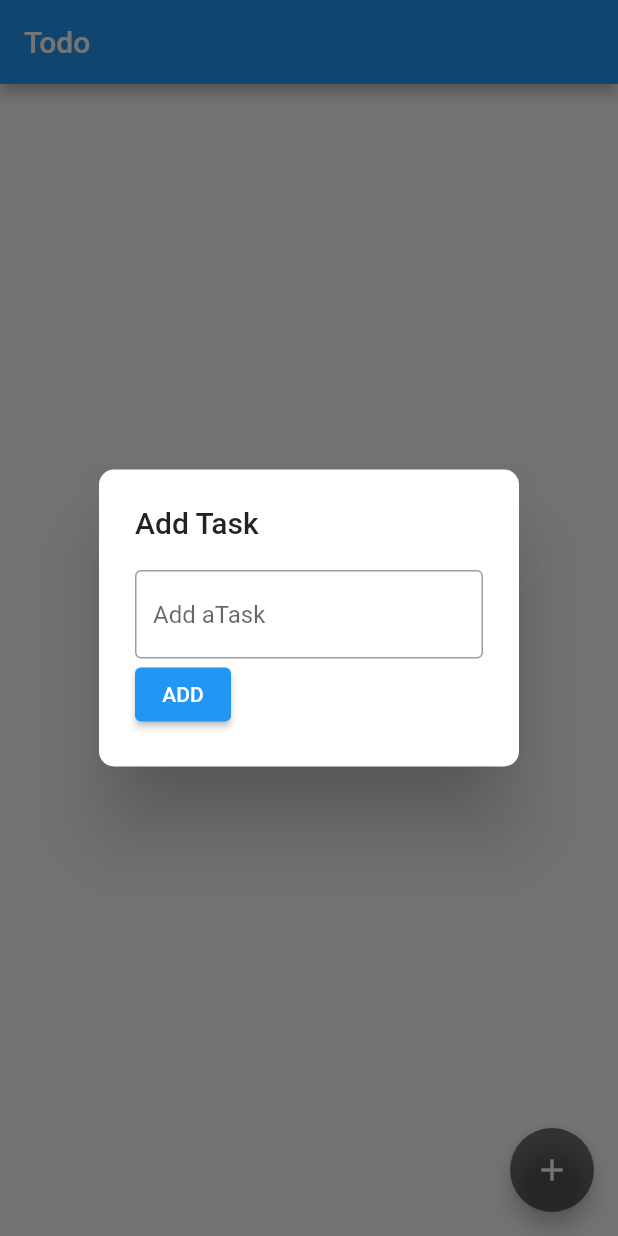
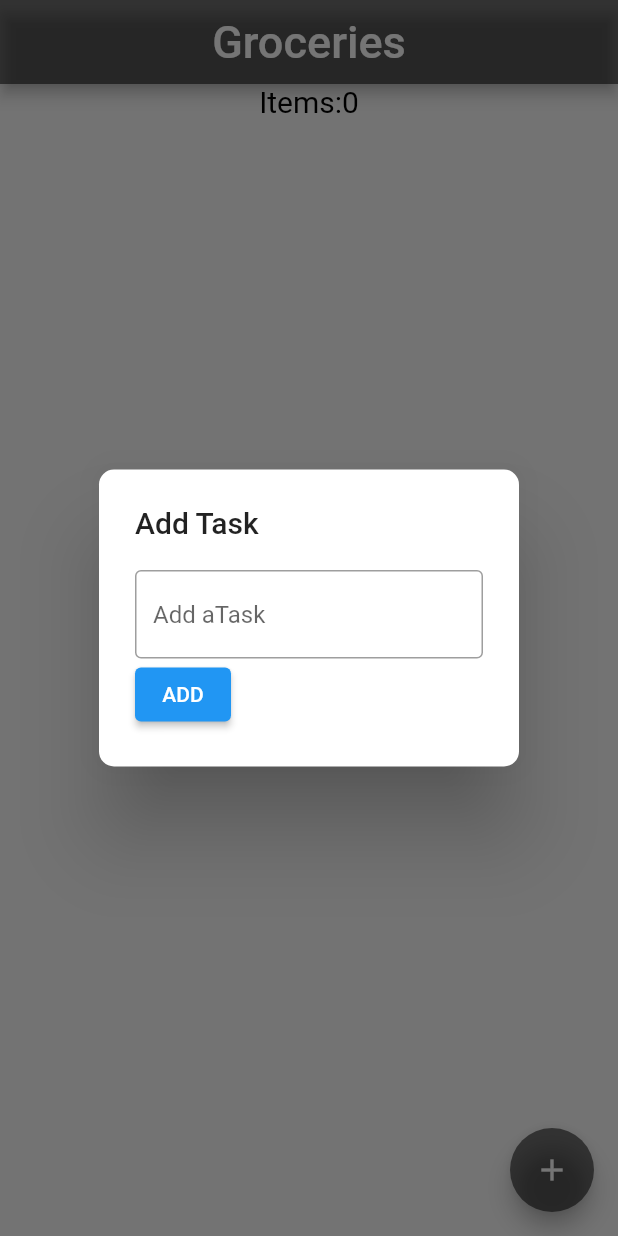
Before and after one commit to JinuPrem/provider_todo_task3, a Flutter app: the screen it shows after launch, after a tap on the "add" icon, on a phone screen of 412 x 824 dp. Run offline on Flutter 3.47's test engine with Material 2 defaults, Android fonts, the phone set to English and light mode, and no system bars.

Commit message:
second commit

```diff
--- a/lib/homepage.dart
+++ b/lib/homepage.dart
@@ -1,7 +1,7 @@
 import 'package:flutter/material.dart';
 import 'package:provider/provider.dart';
 import 'package:provider_todo_task3/provider/provider_class.dart';
-import 'package:provider_todo_task3/task_modelclass.dart';
+
 class HomePage extends StatefulWidget {
   const HomePage({Key? key}) : super(key: key);
 
@@ -10,101 +10,106 @@ class HomePage extends StatefulWidget {
 }
 
 class _HomePageState extends State<HomePage> {
+  TextEditingController taskController = TextEditingController();
 
   @override
   Widget build(BuildContext context) {
-    TextEditingController taskController = TextEditingController();
     final object = Provider.of<Provider_class>(context);
-    void showalertdialog(){
+    return Scaffold(
+      appBar: AppBar(
+        backgroundColor: Colors.black54,
+        title: const Text(
+          'Groceries',
+          style: TextStyle(fontSize: 30),
+        ),
+        centerTitle: true,
+      ),
+      floatingActionButton: FloatingActionButton(
+        onPressed: () {
           showDialog(
-          context: context, builder: (context)=>AlertDialog(
+              context: context,
+              builder: (context) => AlertDialog(
                     shape: RoundedRectangleBorder(
-            borderRadius: BorderRadius.circular(10)
-        ),
-        title: Text('Add Task'),
+                        borderRadius: BorderRadius.circular(10)),
+                    title: const Text('Add Task'),
                     content: Column(
                       mainAxisSize: MainAxisSize.min,
                       children: [
                         TextField(
                           controller: taskController,
                           keyboardType: TextInputType.text,
-              decoration: InputDecoration(
+                          decoration: const InputDecoration(
                               border: OutlineInputBorder(),
-                hintText: 'Add aTask'
-              ),
+                              hintText: 'Add aTask'),
                         ),
                         Row(
                           children: [
-                ElevatedButton(onPressed: (){
+                            ElevatedButton(
+                                onPressed: () {
+                                  if (taskController.text == '') {
+                                    final snackBar = SnackBar(
+                                      content: const Text('Enter a text'),
+                                      action: SnackBarAction(
+                                          label: 'Dismiss', onPressed: () {}),
+                                    );
+                                    ScaffoldMessenger.of(context)
+                                        .showSnackBar(snackBar);
+                                  } else {
                                     object.addTodo(taskController.text);
-                }, child: Text('ADD'))
+                                    Navigator.of(context).pop();
+                                    taskController.clear();
+                                  }
+                                },
+                                child: const Text('ADD'))
                           ],
                         )
                       ],
                     ),
                   ));
-    }
-    return Scaffold(
-      appBar: AppBar(
-        title: Text('Todo'),
-      ),
-      floatingActionButton: FloatingActionButton(
-        onPressed: (){
-          showDialog(
-              context: context, builder: (context)=>AlertDialog(
-            shape: RoundedRectangleBorder(
-                borderRadius: BorderRadius.circular(10)
-            ),
-            title: Text('Add Task'),
-            content: Column(
-              mainAxisSize: MainAxisSize.min,
-              children: [
-                TextField(
-                  controller: taskController,
-                  keyboardType: TextInputType.text,
-                  decoration: InputDecoration(
-                      border: OutlineInputBorder(),
-                      hintText: 'Add aTask'
+        },
+        backgroundColor: Colors.black54,
+        child: const Icon(
+          Icons.add,
+          color: Colors.white,
         ),
       ),
-                Row(
+      body: Column(
         children: [
-                    ElevatedButton(onPressed: (){
-                      object.addTodo(taskController.text);
-                    }, child: Text('ADD'))
+          Text(
+            'Items:${object.favoriteTask.length}',
+            style: const TextStyle(color: Colors.black, fontSize: 20),
+          ),
+          Expanded(
+            child: ListView.builder(
+                shrinkWrap: false,
+                itemCount: object.favoriteTask.length,
+                itemBuilder: (BuildContext context, int index) {
+                  return ListTile(
+                    title: Text(object.favoriteTask[index].items),
+                    trailing: SizedBox(
+                        width: 100,
+                        child: Row(
+                          children: [
+                            Checkbox(
+                              value: object.favoriteTask[index].isCompleted,
+                              onChanged: (_) {
+                                object
+                                    .checkComplete(object.favoriteTask[index]);
+                              },
+                            ),
+                            IconButton(
+                                onPressed: () {
+                                  object.removeToDo(object.favoriteTask[index]);
+                                },
+                                icon: const Icon(
+                                  Icons.delete,
+                                ))
                           ],
-                )
-              ],
-            ),
-          ));
-
-         // showalertdialog();
-        },
-      child: Icon(Icons.add,
-      color: Colors.white,
-      ),
-        backgroundColor: Colors.black54,
-      ),
-      body: SingleChildScrollView(
-        child: ListView.builder(
-          shrinkWrap: true,
-          itemCount: object.favoriteTask.length,
-            itemBuilder: (BuildContext context, int index){
-              return Card(
-                child: Column(
-                  children: [
-                    ListTile(
-                      title: Text(object.favoriteTask[index].items),
-                      trailing: Row(
-                        children: [
-                          Icon(Icons.check_box)
-                        ],
-                      ),
-                    )
-                  ],
-                ),
+                        )),
                   );
                 }),
+          ),
+        ],
       ),
     );
   }
--- a/lib/provider/provider_class.dart
+++ b/lib/provider/provider_class.dart
@@ -11,15 +11,24 @@ class Provider_class extends ChangeNotifier{
 
 
   void addTodo (String items){
-    final favTaskList = _favTask.contains(items);
+    // final favTaskList = _favTask.contains(items);
  _favTask.add(TaskModelClass(items: items,isCompleted: false));
     notifyListeners();
 
   }
 
-  void removeToDo(String items){
-    final favTaskList=_favTask.contains(items);
-    _favTask.remove(TaskModelClass(items: items, isCompleted: false));
+  void removeToDo(TaskModelClass items){
+    // final favTaskList=_favTask.contains(items);
+    _favTask.remove(items);
+    notifyListeners();
+
+  }
+
+  void checkComplete(TaskModelClass items){
+    final itemindex=_favTask.indexOf(items);
+    _favTask[itemindex].complete();
+    notifyListeners();
+
   }
 
 }
```
Lines whose indentation alone changed are shown as unchanged.
